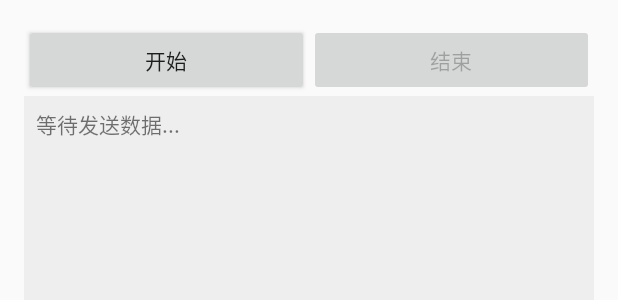
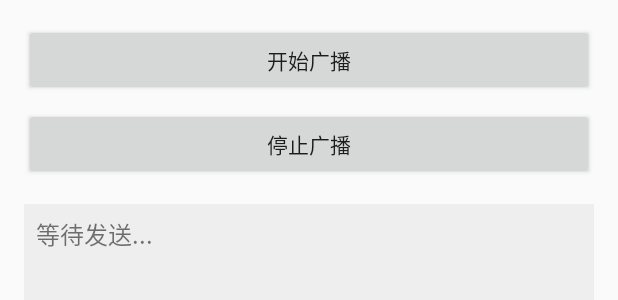
Before and after one commit to gezaichen/BlePeripheralSim, an Android app: the layout activity_main.xml on its own in the app's theme, with its tools: preview values and no code run, on a phone screen of 412 x 824 dp. Shown: the top 300 px of the screen. Run offline under Robolectric (Android 15) with nearby library versions, the phone set to English and light mode, and no system bars.

Commit message:
Update activity_main.xml

```diff
--- a/app/src/main/res/layout/activity_main.xml
+++ b/app/src/main/res/layout/activity_main.xml
@@ -1,46 +1,34 @@
 <?xml version="1.0" encoding="utf-8"?>
 <LinearLayout xmlns:android="http://schemas.android.com/apk/res/android"
-    android:orientation="vertical"
+    xmlns:tools="http://schemas.android.com/tools"
     android:layout_width="match_parent"
     android:layout_height="match_parent"
-    android:padding="16dp">
+    android:orientation="vertical"
+    android:padding="16dp"
+    tools:context=".MainActivity">
 
-    <LinearLayout
+    <Button
+        android:id="@+id/startButton"
         android:layout_width="match_parent"
         android:layout_height="wrap_content"
-        android:orientation="horizontal"
-        android:gravity="center">
+        android:text="开始广播" />
 
-        <Button
-            android:id="@+id/btnStart"
-            android:layout_width="0dp"
-            android:layout_weight="1"
-            android:layout_height="wrap_content"
-            android:text="开始" />
+    <Button
+        android:id="@+id/stopButton"
+        android:layout_width="match_parent"
+        android:layout_height="wrap_content"
+        android:text="停止广播"
+        android:layout_marginTop="8dp" />
 
-        <Button
-            android:id="@+id/btnStop"
-            android:layout_width="0dp"
-            android:layout_weight="1"
-            android:layout_height="wrap_content"
-            android:text="结束"
-            android:enabled="false" />
-
-    </LinearLayout>
-
-    <ScrollView
+    <TextView
+        android:id="@+id/dataTextView"
         android:layout_width="match_parent"
         android:layout_height="0dp"
         android:layout_weight="1"
+        android:text="等待发送..."
+        android:textSize="16sp"
+        android:layout_marginTop="16dp"
         android:background="#EEEEEE"
-        android:padding="8dp">
+        android:padding="8dp" />
 
-        <TextView
-            android:id="@+id/dataText"
-            android:layout_width="match_parent"
-            android:layout_height="wrap_content"
-            android:text="等待发送数据..."
-            android:textSize="14sp" />
-
-    </ScrollView>
 </LinearLayout>
```
